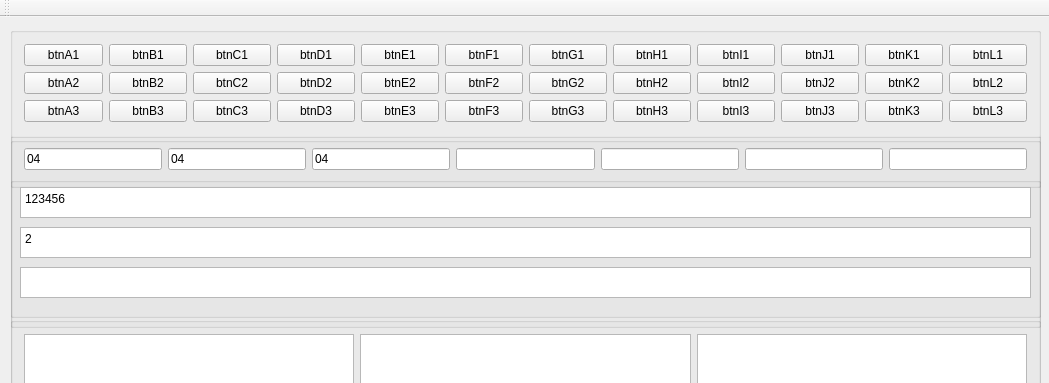
The window that O-H/QtWidgetsApplication2.ui (heisenbergMario/md) describes before a commit, drawn with Qt 5; both pictures show x 0 to 1049 and y 0 to 383 of the 1049 by 931 pixel window.
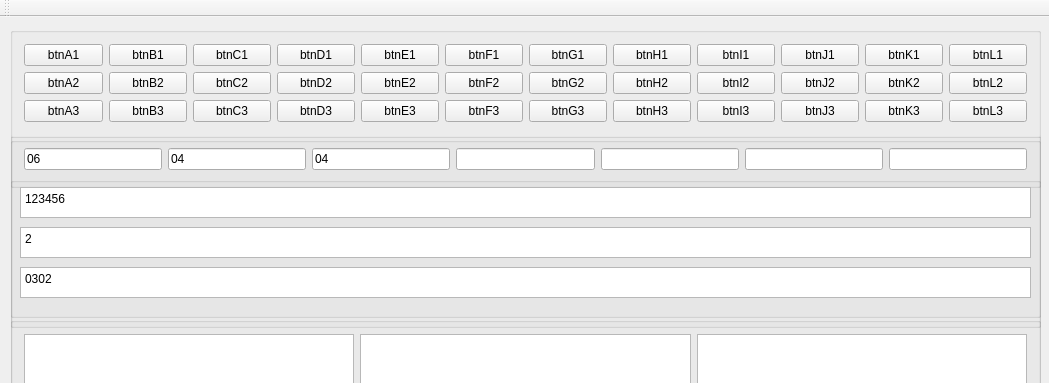
The same window after the commit.

```diff
--- a/O-H/QtWidgetsApplication2.ui
+++ b/O-H/QtWidgetsApplication2.ui
@@ -345,7 +345,7 @@
        <item>
         <widget class="QLineEdit" name="le1">
          <property name="text">
-          <string>04</string>
+          <string>06</string>
          </property>
         </widget>
        </item>
@@ -398,6 +398,9 @@
          <height>31</height>
         </rect>
        </property>
+       <property name="plainText">
+        <string>0302</string>
+       </property>
       </widget>
       <widget class="QPlainTextEdit" name="pte2">
        <property name="geometry">
```
